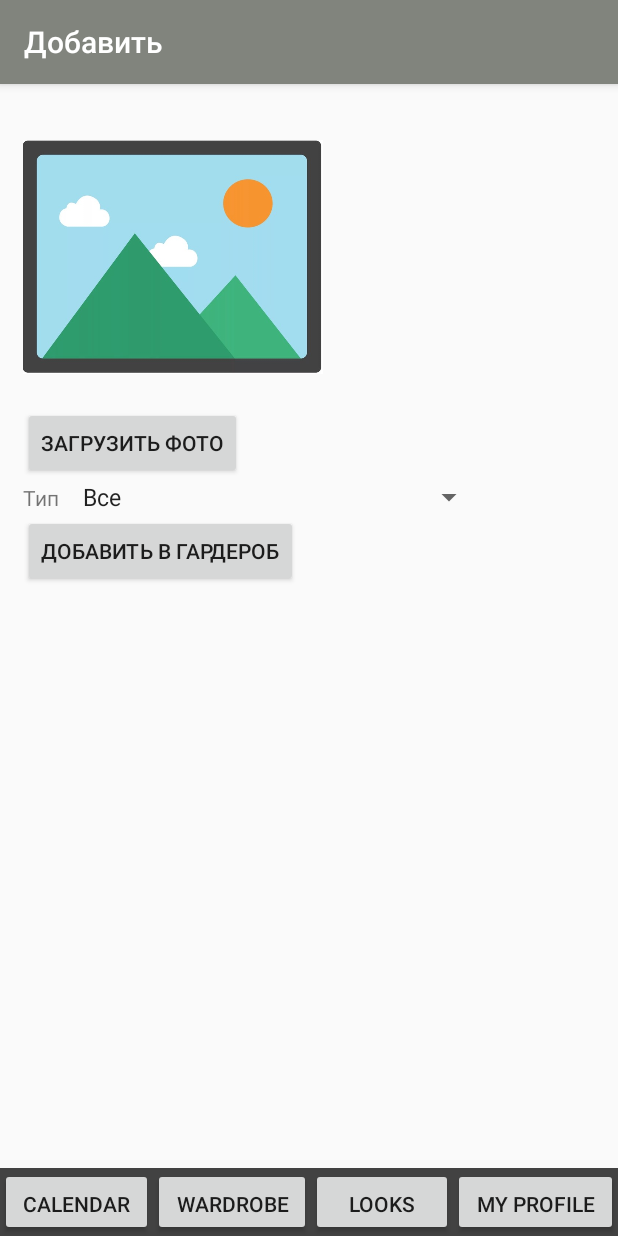
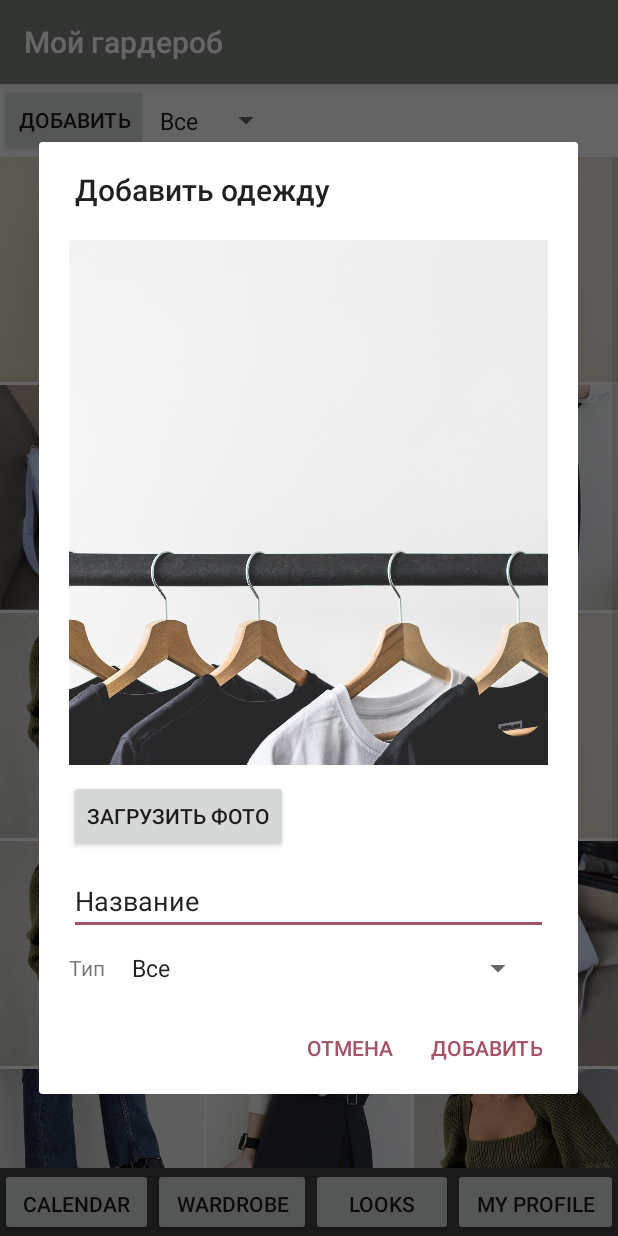
Before and after one commit to lermala/ViWardrobe, an Android app: the screen it shows after launch (MainActivity), after a tap on "ДОБАВИТЬ", on a phone screen of 412 x 824 dp. Run offline under Robolectric (Android 15) with nearby library versions, the phone set to English and light mode, and no system bars.

Commit message:
переделала добавление одежды в модальное окнок ( dialogFragment) немного изменила дизайн

```diff
--- a/app/src/main/java/com/example/myapplication/MainActivity.java
+++ b/app/src/main/java/com/example/myapplication/MainActivity.java
@@ -63,8 +63,12 @@ public class MainActivity extends AppCompatActivity {
         //image_for_adding
     }
 
-
-
+    //событие для кнопки "Добавить" (одежду)
+    public void AddClothes(View view){
+        FragmentManager manager = getSupportFragmentManager();
+        AddingClothesFragment myDialogFragment = new AddingClothesFragment();
+        myDialogFragment.show(manager, "dialog");
+    }
 
     /*Метод для изменения наполнения контента фрагментов/ измена текущ фрагмента*/
     public void Change (View view) {
@@ -83,9 +87,6 @@ public class MainActivity extends AppCompatActivity {
             case R.id.menu_profile:
                 fragment = new ProfileFragment();
                 break;
-            case R.id.button_add_clothes:
-                fragment = new AddingClothesFragment();
-                break;
         }
 
         FragmentManager fm = getSupportFragmentManager();
--- a/app/src/main/java/com/example/myapplication/menuFragments/AddingClothesFragment.java
+++ b/app/src/main/java/com/example/myapplication/menuFragments/AddingClothesFragment.java
@@ -1,16 +1,24 @@
 package com.example.myapplication.menuFragments;
+import android.app.AlertDialog;
+import android.app.Dialog;
+import android.content.DialogInterface;
 import android.os.Bundle;
-import androidx.fragment.app.Fragment;
+
+import androidx.annotation.NonNull;
+import androidx.annotation.Nullable;
+import androidx.fragment.app.DialogFragment;
 import android.view.LayoutInflater;
 import android.view.View;
 import android.view.ViewGroup;
 import android.widget.ArrayAdapter;
+import android.widget.ImageView;
 import android.widget.Spinner;
+import android.widget.TextView;
 
 import com.example.myapplication.R;
 import com.example.myapplication.workWithClothes.Clothes;
 
-public class AddingClothesFragment extends Fragment {
+public class AddingClothesFragment extends DialogFragment {
 
     @Override
     public View onCreateView(LayoutInflater inflater, ViewGroup container,
@@ -18,7 +26,7 @@ public class AddingClothesFragment extends Fragment {
         return inflater.inflate(R.layout.fragment_adding_clothes, container, false);
     }
 
-    @Override
+  /*  @Override
     public void onStart(){
         super.onStart();
         getActivity().setTitle("Добавить");
@@ -31,6 +39,43 @@ public class AddingClothesFragment extends Fragment {
         adapter.setDropDownViewResource(android.R.layout.simple_spinner_dropdown_item);
         // Применяем адаптер к элементу spinner
         spinner.setAdapter(adapter);
+    }*/
+
+    @NonNull
+    @Override
+    public Dialog onCreateDialog(@Nullable Bundle savedInstanceState) {
+        AlertDialog.Builder builder = new AlertDialog.Builder(getActivity());
+        LayoutInflater inflater = getActivity().getLayoutInflater();
+
+        // задаем диалог окну вид (=фрагмент)
+        View view = inflater.inflate(R.layout.fragment_adding_clothes, null);
+
+        //делаем спиннер
+        Spinner spinner = (Spinner) view.findViewById(R.id.clothes_type);
+        // Создаем адаптер ArrayAdapter с помощью массива строк и стандартной разметки элемета spinner
+        ArrayAdapter<String> adapter = new ArrayAdapter<String>(getActivity(),
+                android.R.layout.simple_spinner_item, Clothes.getTypes());
+        // Определяем разметку для использования при выборе элемента
+        adapter.setDropDownViewResource(android.R.layout.simple_spinner_dropdown_item);
+        // Применяем адаптер к элементу spinner
+        spinner.setAdapter(adapter);
+
+        builder.setView(view);
+        builder.setTitle("Добавить одежду");
+        builder.setNegativeButton("Отмена", new DialogInterface.OnClickListener() {
+            public void onClick(DialogInterface dialog, int id) {
+                // Закрываем окно
+                dialog.cancel();
+            }
+        });
+        builder.setPositiveButton("Добавить", new DialogInterface.OnClickListener() {
+            public void onClick(DialogInterface dialog, int id) {
+                //TODO: здесь будет релазиция добавления, которую я когда-нибудь сделаю
+
+                // Закрываем окно
+                dialog.cancel();
+            }
+        });
+        return builder.create();
     }
-
 }
--- a/app/src/main/java/com/example/myapplication/menuFragments/HomeFragment.java
+++ b/app/src/main/java/com/example/myapplication/menuFragments/HomeFragment.java
@@ -112,4 +112,5 @@ public class HomeFragment extends Fragment {
     }
 
 
+
 }
--- a/app/src/main/res/layout/fragment_adding_clothes.xml
+++ b/app/src/main/res/layout/fragment_adding_clothes.xml
@@ -4,45 +4,61 @@
     android:layout_width="match_parent"
     android:layout_height="match_parent"
     android:orientation="vertical"
-    android:layout_margin="15dp"
     tools:context=".menuFragments.AddingClothesFragment">
 
     <ImageView
         android:id="@+id/image_for_adding"
-        android:layout_width="200dp"
+        android:layout_marginTop="20dp"
+        android:layout_marginLeft="20dp"
+        android:layout_marginRight="20dp"
+        android:background="@color/cardview_dark_background"
+        android:layout_width="match_parent"
+        android:scaleType="centerCrop"
         android:src="@drawable/fon"
-        android:layout_height="200dp"/>
+        android:layout_height="350dp"/>
 
     <Button
+        android:layout_marginTop="10dp"
+        android:layout_marginLeft="20dp"
+        android:layout_marginRight="20dp"
         android:layout_width="wrap_content"
         android:layout_height="wrap_content"
         android:onClick="addPhoto"
         android:text="Загрузить фото" />
 
+    <EditText
+        android:layout_width="match_parent"
+        android:layout_height="wrap_content"
+        android:layout_marginTop="10dp"
+        android:layout_marginLeft="20dp"
+        android:layout_marginRight="20dp"
+        android:text="Название"/>
+
     <LinearLayout
         android:id="@+id/add_type"
         android:layout_width="match_parent"
         android:orientation="horizontal"
+        android:layout_marginBottom="10dp"
+        android:layout_marginTop="10dp"
         android:layout_height="wrap_content">
 
         <TextView
             android:layout_width="wrap_content"
             android:layout_height="wrap_content"
-            android:layout_marginRight="8dp"
+            android:layout_marginLeft="20dp"
+            android:layout_marginRight="10dp"
+            android:layout_gravity="center"
             android:text="Тип"/>
 
         <Spinner
             android:id="@+id/clothes_type"
+            android:layout_marginRight="20dp"
+            android:layout_gravity="center"
             android:layout_width="wrap_content"
             android:layout_height="wrap_content" />
 
     </LinearLayout>
 
-    <Button
-        android:layout_width="wrap_content"
-        android:layout_height="wrap_content"
-        android:text="Добавить в гардероб" />
-
 
 
 </LinearLayout>
--- a/app/src/main/res/layout/fragment_dialog_clothes.xml
+++ b/app/src/main/res/layout/fragment_dialog_clothes.xml
@@ -13,6 +13,7 @@
         android:layout_marginRight="20dp"
         android:background="@color/cardview_dark_background"
         android:layout_width="match_parent"
+        android:scaleType="centerCrop"
         android:layout_height="400dp"
         android:layout_gravity="center" />
 
--- a/app/src/main/res/layout/fragment_home.xml
+++ b/app/src/main/res/layout/fragment_home.xml
@@ -9,11 +9,12 @@
             android:layout_height="wrap_content">
 
                 <TableRow>
+
                         <Button
                             android:id="@+id/button_add_clothes"
                             android:layout_width="match_parent"
                             android:layout_height="match_parent"
-                            android:onClick="Change"
+                            android:onClick="AddClothes"
                             android:text="Добавить" />
 
                         <Spinner
```
Also changed, not shown: app/src/main/res/drawable/fon.jpg.
